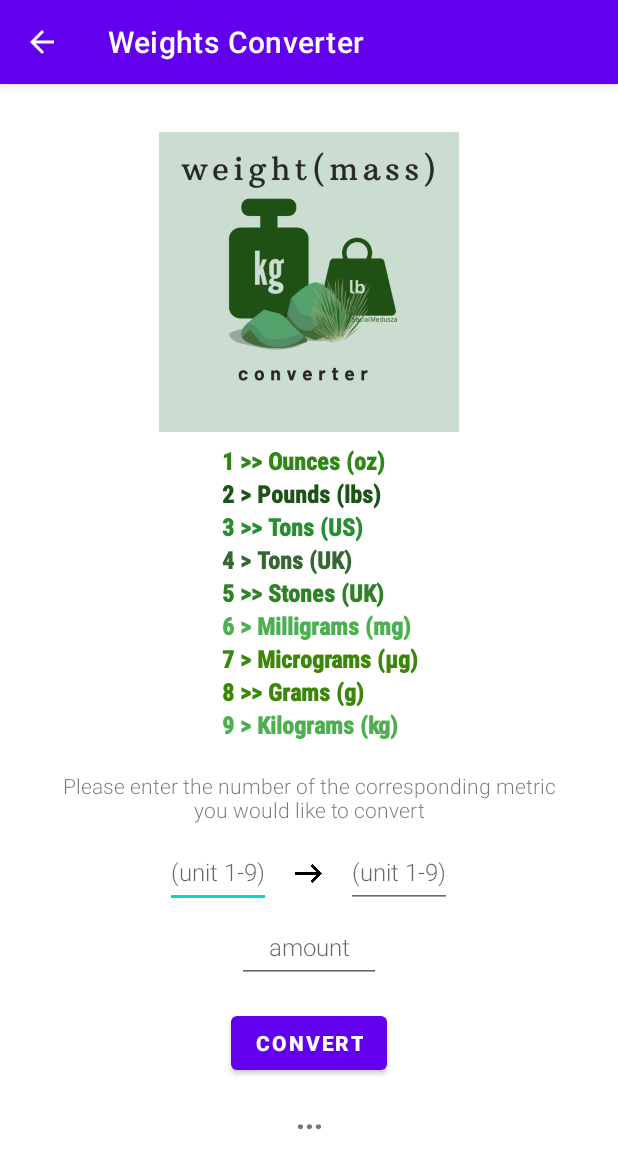
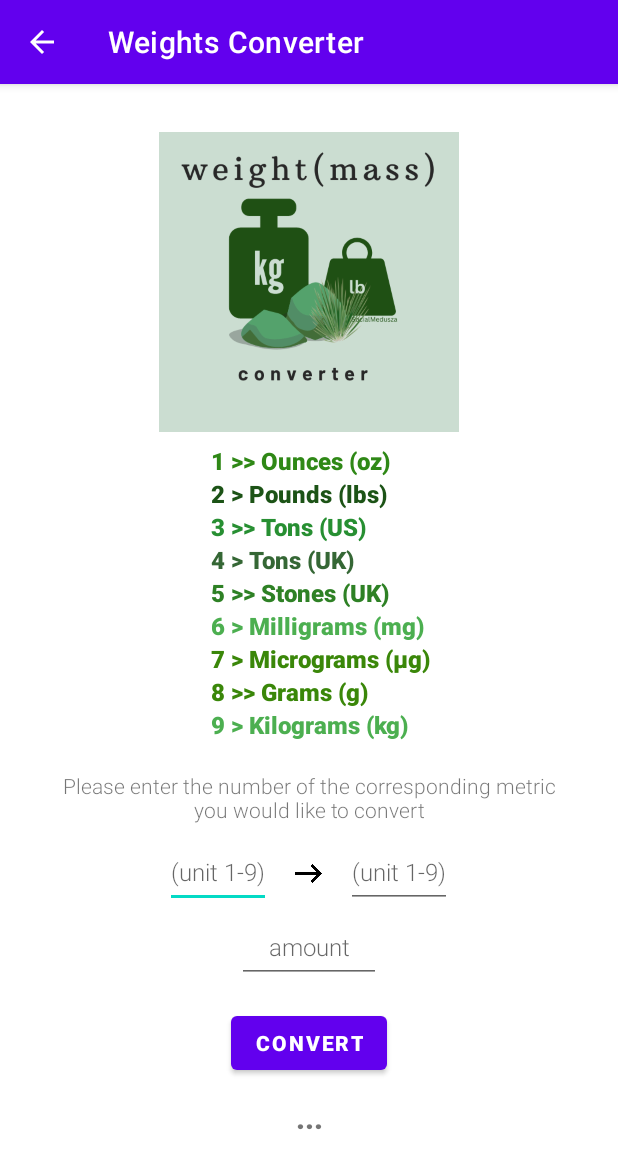
Before and after one commit to Ela01/Conversion_Calculator, an Android app: the WeightActivity screen opened directly, with no data from a screen before it, on a phone screen of 412 x 824 dp. Shown: the top 1168 px of the screen. Run offline under Robolectric (Android 15) with nearby library versions, the phone set to English and light mode, and no system bars.

Commit message:
More layout updates from activity_weight.xml and activity_temperature.xml, and activity_main.xml.

```diff
--- a/app/src/main/res/layout/activity_weight.xml
+++ b/app/src/main/res/layout/activity_weight.xml
@@ -24,7 +24,7 @@
             android:id="@+id/text_view_ounces"
             android:layout_width="wrap_content"
             android:layout_height="wrap_content"
-            android:fontFamily="sans-serif-condensed-medium"
+            android:fontFamily="sans-serif-light"
             android:text="1 >> Ounces (oz)"
             android:textColor="#2F8816"
             android:textFontWeight="@android:integer/status_bar_notification_info_maxnum"
@@ -36,7 +36,7 @@
             android:id="@+id/text_view_pounds"
             android:layout_width="wrap_content"
             android:layout_height="wrap_content"
-            android:fontFamily="sans-serif-condensed-medium"
+            android:fontFamily="sans-serif-light"
             android:text="2 > Pounds (lbs)"
             android:textColor="#1C5316"
             android:textFontWeight="@android:integer/status_bar_notification_info_maxnum"
@@ -47,7 +47,7 @@
             android:id="@+id/text_view_tons_us"
             android:layout_width="wrap_content"
             android:layout_height="wrap_content"
-            android:fontFamily="sans-serif-condensed-medium"
+            android:fontFamily="sans-serif-light"
             android:text="3 >> Tons (US)"
             android:textColor="#278F32"
 
@@ -60,7 +60,7 @@
             android:id="@+id/text_view_tons_uk"
             android:layout_width="wrap_content"
             android:layout_height="wrap_content"
-            android:fontFamily="sans-serif-condensed-medium"
+            android:fontFamily="sans-serif-light"
             android:text="4 > Tons (UK)"
             android:textColor="#356735"
 
@@ -73,7 +73,7 @@
             android:id="@+id/text_view_stones"
             android:layout_width="wrap_content"
             android:layout_height="wrap_content"
-            android:fontFamily="sans-serif-condensed-medium"
+            android:fontFamily="sans-serif-light"
             android:text="5 >> Stones (UK)"
             android:textColor="#2E8125"
             android:textFontWeight="@android:integer/status_bar_notification_info_maxnum"
@@ -84,7 +84,7 @@
             android:id="@+id/text_view_milligrams"
             android:layout_width="wrap_content"
             android:layout_height="wrap_content"
-            android:fontFamily="sans-serif-condensed-medium"
+            android:fontFamily="sans-serif-light"
             android:text="6 > Milligrams (mg)"
             android:textColor="#4CAF50"
             android:textFontWeight="@android:integer/status_bar_notification_info_maxnum"
@@ -94,7 +94,7 @@
             android:id="@+id/text_view_micrograms"
             android:layout_width="wrap_content"
             android:layout_height="wrap_content"
-            android:fontFamily="sans-serif-condensed-medium"
+            android:fontFamily="sans-serif-light"
             android:text="7 > Micrograms (μg)"
             android:textColor="#3A8709"
             android:textFontWeight="@android:integer/status_bar_notification_info_maxnum"
@@ -104,7 +104,7 @@
             android:id="@+id/text_view_grams"
             android:layout_width="wrap_content"
             android:layout_height="wrap_content"
-            android:fontFamily="sans-serif-condensed-medium"
+            android:fontFamily="sans-serif-light"
             android:text="8 >> Grams (g)"
             android:textColor="#3A8709"
 
@@ -117,7 +117,7 @@
             android:id="@+id/text_view_kilograms"
             android:layout_width="wrap_content"
             android:layout_height="wrap_content"
-            android:fontFamily="sans-serif-condensed-medium"
+            android:fontFamily="sans-serif-light"
             android:text="9 > Kilograms (kg)"
             android:textColor="#4CAF50"
 
```
Also changed, not shown: app/src/main/res/layout/activity_main.xml (+5 -8 lines), app/src/main/res/layout/activity_temperature.xml (+5 -5 lines), app/src/main/res/drawable/length.png (added).
